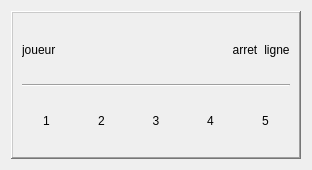
First picture: the form in StreetCar/StreetCar/PlayerWidget.ui, repository paboccard/Projet_Prog_Jeu, before the edit.
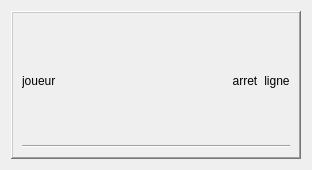
Second picture: the form after the edit.

What changed in the file:
```diff
--- a/StreetCar/StreetCar/PlayerWidget.ui
+++ b/StreetCar/StreetCar/PlayerWidget.ui
@@ -75,58 +75,7 @@
        </widget>
       </item>
       <item>
-       <layout class="QHBoxLayout" name="horizontalLayout_2">
-        <item>
-         <widget class="QLabel" name="labelTile1">
-          <property name="text">
-           <string>1</string>
-          </property>
-          <property name="alignment">
-           <set>Qt::AlignCenter</set>
-          </property>
-         </widget>
-        </item>
-        <item>
-         <widget class="QLabel" name="labelTile2">
-          <property name="text">
-           <string>2</string>
-          </property>
-          <property name="alignment">
-           <set>Qt::AlignCenter</set>
-          </property>
-         </widget>
-        </item>
-        <item>
-         <widget class="QLabel" name="labelTile3">
-          <property name="text">
-           <string>3</string>
-          </property>
-          <property name="alignment">
-           <set>Qt::AlignCenter</set>
-          </property>
-         </widget>
-        </item>
-        <item>
-         <widget class="QLabel" name="labelTile4">
-          <property name="text">
-           <string>4</string>
-          </property>
-          <property name="alignment">
-           <set>Qt::AlignCenter</set>
-          </property>
-         </widget>
-        </item>
-        <item>
-         <widget class="QLabel" name="labelTile5">
-          <property name="text">
-           <string>5</string>
-          </property>
-          <property name="alignment">
-           <set>Qt::AlignCenter</set>
-          </property>
-         </widget>
-        </item>
-       </layout>
+       <layout class="QHBoxLayout" name="layoutHand"/>
       </item>
      </layout>
     </widget>
```
